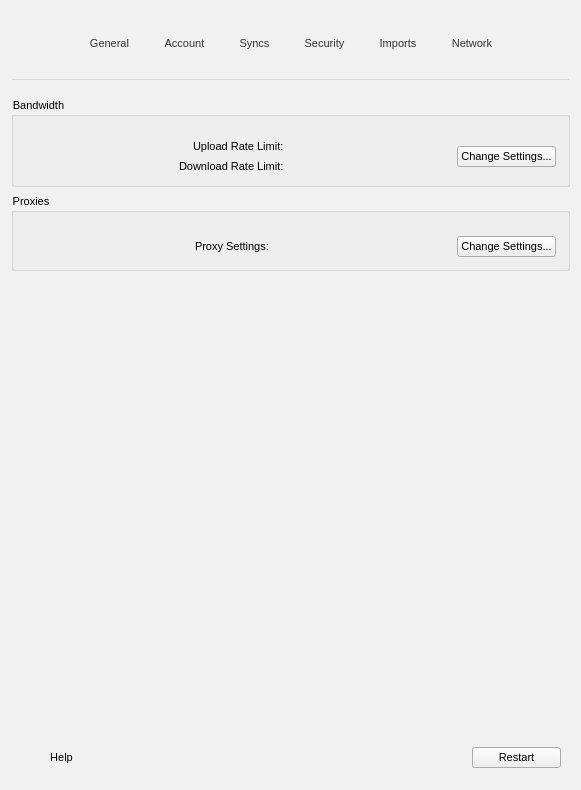
Qt form src/MEGASync/gui/win/SettingsDialog.ui (meganz/MEGAsync) before a commit.
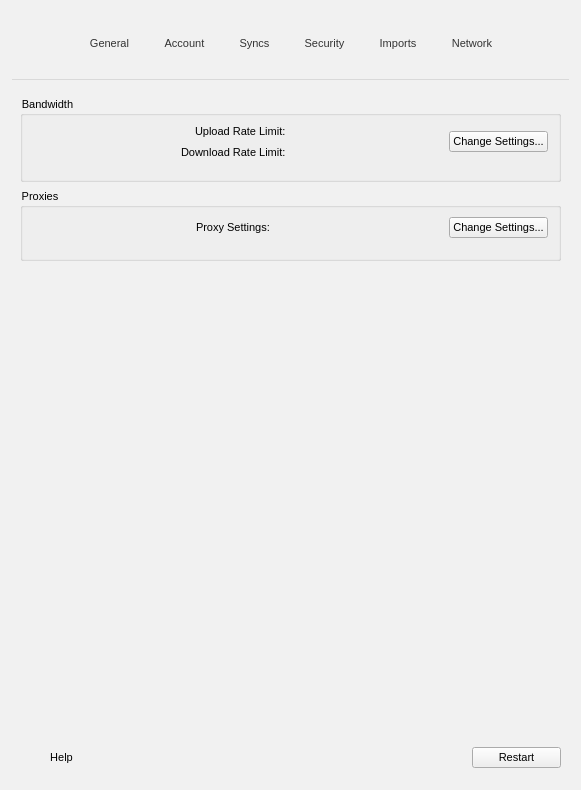
The same form after that commit. The open tabs and pages were chosen to show the change. Icons and pictures are not drawn. Custom widgets are drawn as their Qt base class.

Diff of the .ui file:
```diff
--- a/src/MEGASync/gui/win/SettingsDialog.ui
+++ b/src/MEGASync/gui/win/SettingsDialog.ui
@@ -2793,15 +2793,36 @@
       <property name="focusPolicy">
        <enum>Qt::WheelFocus</enum>
       </property>
-      <layout class="QVBoxLayout" name="verticalLayout_10">
+      <layout class="QVBoxLayout" name="pNetworkLayout">
+       <property name="leftMargin">
+        <number>20</number>
+       </property>
+       <property name="topMargin">
+        <number>10</number>
+       </property>
+       <property name="rightMargin">
+        <number>20</number>
+       </property>
+       <property name="bottomMargin">
+        <number>10</number>
+       </property>
        <item>
         <widget class="QGroupBox" name="gBandwidthSettings">
          <property name="title">
           <string>Bandwidth</string>
          </property>
-         <layout class="QHBoxLayout" name="horizontalLayout_4">
+         <layout class="QHBoxLayout" name="gBandwidthSettingsLayout">
+          <property name="leftMargin">
+           <number>10</number>
+          </property>
           <property name="topMargin">
-           <number>24</number>
+           <number>10</number>
+          </property>
+          <property name="rightMargin">
+           <number>10</number>
+          </property>
+          <property name="bottomMargin">
+           <number>20</number>
           </property>
           <item>
            <spacer name="horizontalSpacer_17">
@@ -2825,10 +2846,10 @@
              <set>Qt::AlignCenter</set>
             </property>
             <property name="horizontalSpacing">
-             <number>7</number>
+             <number>4</number>
             </property>
             <property name="verticalSpacing">
-             <number>7</number>
+             <number>8</number>
             </property>
             <item row="0" column="0">
              <widget class="QLabel" name="label_2">
@@ -2890,9 +2911,18 @@
          <property name="title">
           <string>Proxies</string>
          </property>
-         <layout class="QHBoxLayout" name="horizontalLayout_7">
+         <layout class="QHBoxLayout" name="gProxySettingsLayout">
+          <property name="leftMargin">
+           <number>10</number>
+          </property>
           <property name="topMargin">
-           <number>24</number>
+           <number>10</number>
+          </property>
+          <property name="rightMargin">
+           <number>10</number>
+          </property>
+          <property name="bottomMargin">
+           <number>20</number>
           </property>
           <item>
            <spacer name="horizontalSpacer_7">
@@ -2915,6 +2945,12 @@
             <property name="formAlignment">
              <set>Qt::AlignCenter</set>
             </property>
+            <property name="horizontalSpacing">
+             <number>4</number>
+            </property>
+            <property name="verticalSpacing">
+             <number>8</number>
+            </property>
             <item row="0" column="0">
              <widget class="QLabel" name="label_7">
               <property name="text">
```
Left out of the diff: 14 changed lines with no effect on the pictures.
